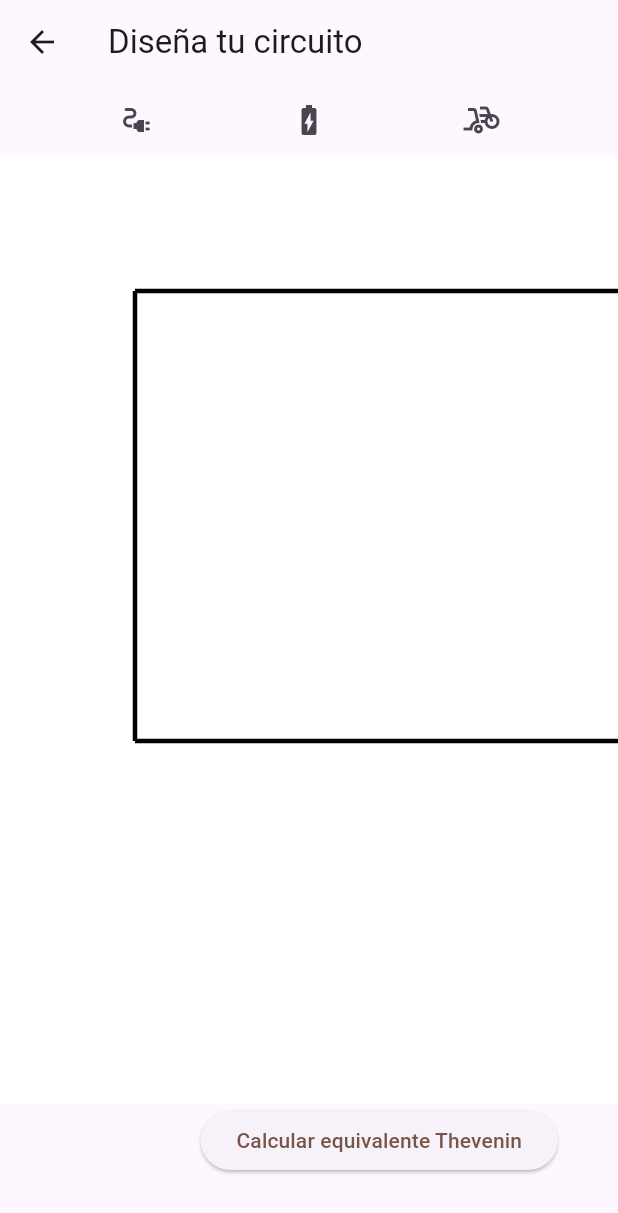
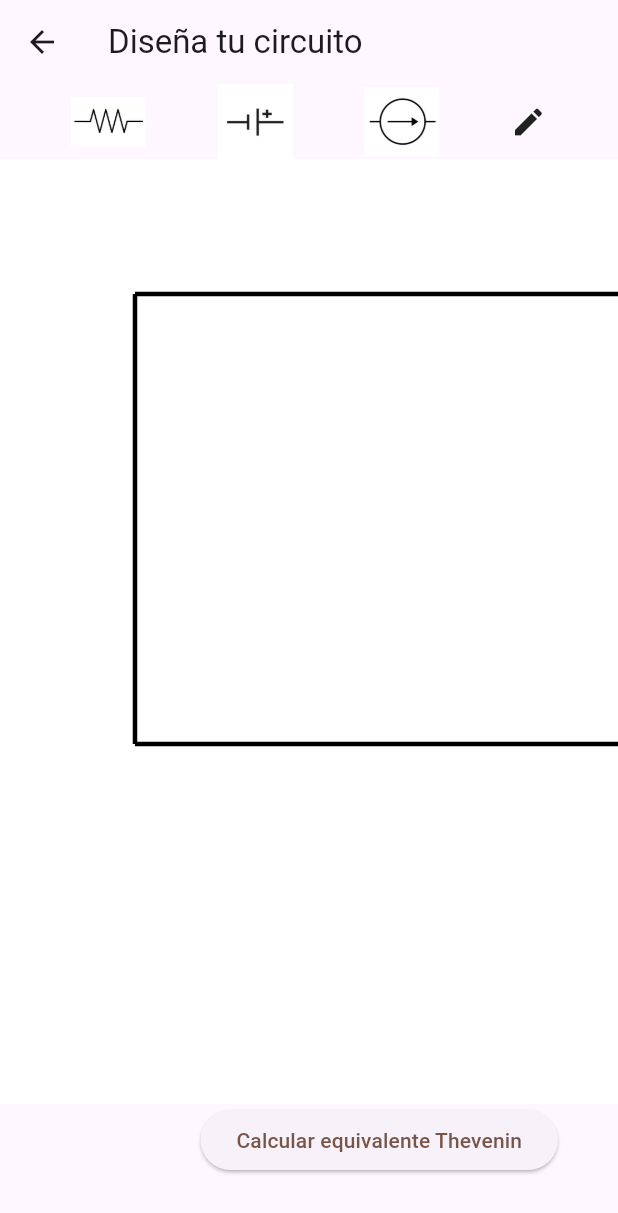
Before and after one commit to MarioCanales/ETSIIValente, a Flutter app: the CircuitDesigner screen opened directly, on a phone screen of 412 x 824 dp. Shown: the top 1213 px of the screen. Run offline on Flutter 3.47's test engine with Material 3 defaults, Android fonts, the phone set to English and light mode, and no system bars.

Commit message:
Change toolbar icons + edit

```diff
--- a/lib/circuit_designer.dart
+++ b/lib/circuit_designer.dart
@@ -120,6 +120,8 @@ class _CircuitDesignerState extends State<CircuitDesigner> {
   List<CurrentSource> currentSources = [];
   // Variable for drawing components
   Component selectedComponent = Component.resistor;
+  // Edit mode var
+  bool isEditMode = false;
   // Images
   ui.Image? resistorImage;
   ui.Image? voltageSourceImage;
@@ -157,21 +159,22 @@ class _CircuitDesignerState extends State<CircuitDesigner> {
   bool _isTapOnComponent(Offset tapPosition) {
     bool toReturn = false;
     // Tolerance = tap tolerance + component size
-    double tolerance = CircuitParameters.componentRange + CircuitParameters.tolerance;
+    double tolerance =
+        CircuitParameters.componentRange + CircuitParameters.tolerance;
     for (var resistor in resistors) {
-      if(resistor.isTapOnComponent(tapPosition, tolerance)) {
+      if (resistor.isTapOnComponent(tapPosition, tolerance)) {
         print("Tap is too close to an existing resistor.");
         return true;
       }
     }
     for (var source in voltageSources) {
-      if (source.isTapOnComponent(tapPosition, tolerance)){
+      if (source.isTapOnComponent(tapPosition, tolerance)) {
         print("Tap is too close to an existing voltage source.");
         return true;
       }
     }
     for (var source in currentSources) {
-      if (source.isTapOnComponent(tapPosition, tolerance)){
+      if (source.isTapOnComponent(tapPosition, tolerance)) {
         print("Tap is too close to an existing current source.");
         return true;
       }
@@ -207,14 +210,17 @@ class _CircuitDesignerState extends State<CircuitDesigner> {
     return tapPosition; // Return original position if no line is close enough
   }
 
-  Future<bool> _validateCurrentSourceAddition(TwoMeshCircuit circuit, TwoMeshCircuitIdentifier target) async {
+  Future<bool> _validateCurrentSourceAddition(
+      TwoMeshCircuit circuit, TwoMeshCircuitIdentifier target) async {
     String? message;
     if (target == TwoMeshCircuitIdentifier.mesh1 ||
         target == TwoMeshCircuitIdentifier.mesh2) {
-      message = "No se puede colocar una fuente de intensidad en una rama abierta";
+      message =
+          "No se puede colocar una fuente de intensidad en una rama abierta";
     } else if (circuit.hasCurrentSource(TwoMeshCircuitIdentifier.mesh3) ||
         circuit.hasCurrentSource(TwoMeshCircuitIdentifier.mesh4)) {
-      message = "Ya existe una fuente de intensidad en el circuito. Para circuitos de 2 mallas solo se acepta una fuente de intensidad.";
+      message =
+          "Ya existe una fuente de intensidad en el circuito. Para circuitos de 2 mallas solo se acepta una fuente de intensidad.";
     }
     if (message != null) {
       // Validation error
@@ -300,24 +306,29 @@ class _CircuitDesignerState extends State<CircuitDesigner> {
           Row(
             mainAxisAlignment: MainAxisAlignment.spaceEvenly,
             children: <Widget>[
-                IconButton(
-                  icon: Icon(Icons.electrical_services),
-                  onPressed: () => setState(() {
-                    selectedComponent = Component.resistor;
-                  }),
+              GestureDetector(
+                onTap: () =>
+                    setState(() => selectedComponent = Component.resistor),
+                child: Image.asset('assets/resistor.jpg', width: 50),
               ),
-                IconButton(
-                  icon: Icon(Icons.battery_charging_full),
-                  onPressed: () => setState(() {
-                    selectedComponent = Component.voltageSource;
-                  }),
+              GestureDetector(
+                onTap: () =>
+                    setState(() => selectedComponent = Component.voltageSource),
+                child: Image.asset('assets/voltajeFuente.png', width: 50),
               ),
-                IconButton(
-                  icon: Icon(Icons.bike_scooter),
-                  onPressed: () => setState(() {
-                    selectedComponent = Component.currentSource;
-                  }),
-                )
+              GestureDetector(
+                onTap: () =>
+                    setState(() => selectedComponent = Component.currentSource),
+                child: Image.asset('assets/fuenteIntensidad.png', width: 50),
+              ),
+              GestureDetector(
+                onTap: () {
+                  // Activate edit mode
+                  setState(() => isEditMode = true);
+                },
+                child: const Icon(Icons.edit,
+                    size: 24), // Or use an image if you have a specific icon
+              ),
             ],
           ),
           Expanded(
@@ -361,11 +372,14 @@ class _CircuitDesignerState extends State<CircuitDesigner> {
             padding: EdgeInsets.only(right: 40.0, bottom: 40.0),
             child: ElevatedButton(
                 onPressed: () {
-                    Navigator.push(context, MaterialPageRoute(builder: (context) => TheveninWindow(circuit: circuit)));
+                  Navigator.push(
+                      context,
+                      MaterialPageRoute(
+                          builder: (context) =>
+                              TheveninWindow(circuit: circuit)));
                 },
                 child: const Text('Calcular equivalente Thevenin',
-                      style: TextStyle(color: Colors.brown))
-              ),
+                    style: TextStyle(color: Colors.brown))),
           )
         ],
       ),
--- a/lib/thevenin_window.dart
+++ b/lib/thevenin_window.dart
@@ -18,7 +18,7 @@ class TheveninWindow extends StatelessWidget {
       body: Center(
         child: CustomPaint(
             painter: TheveninPainter(equivalent.resistance, equivalent.voltage),
-            size: Size(200,100),
+            size: Size(400,200),
           ),
         )
       );
```
Lines whose indentation alone changed are shown as unchanged.
